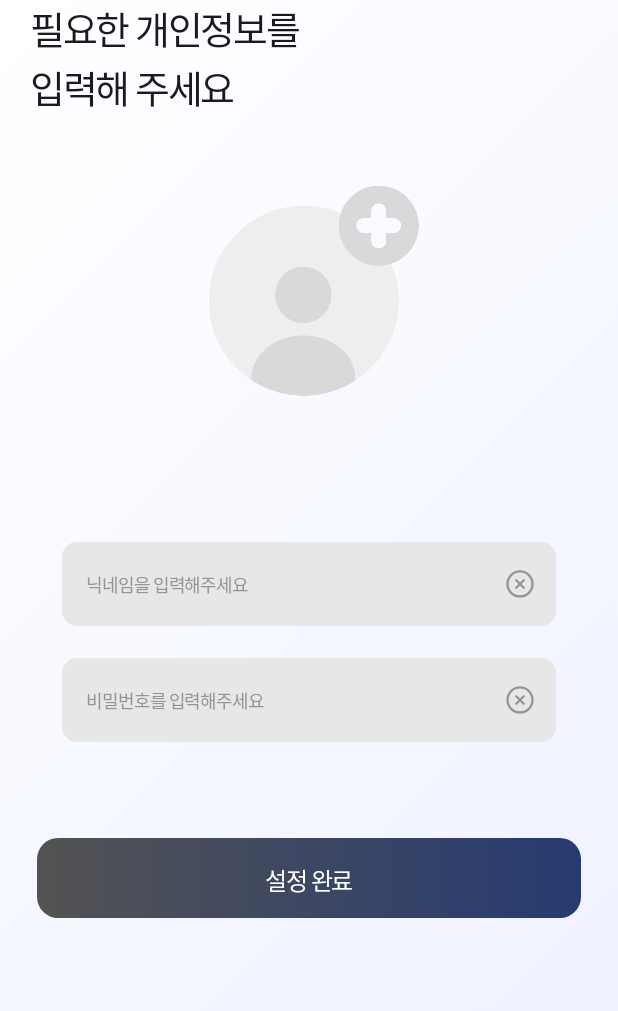
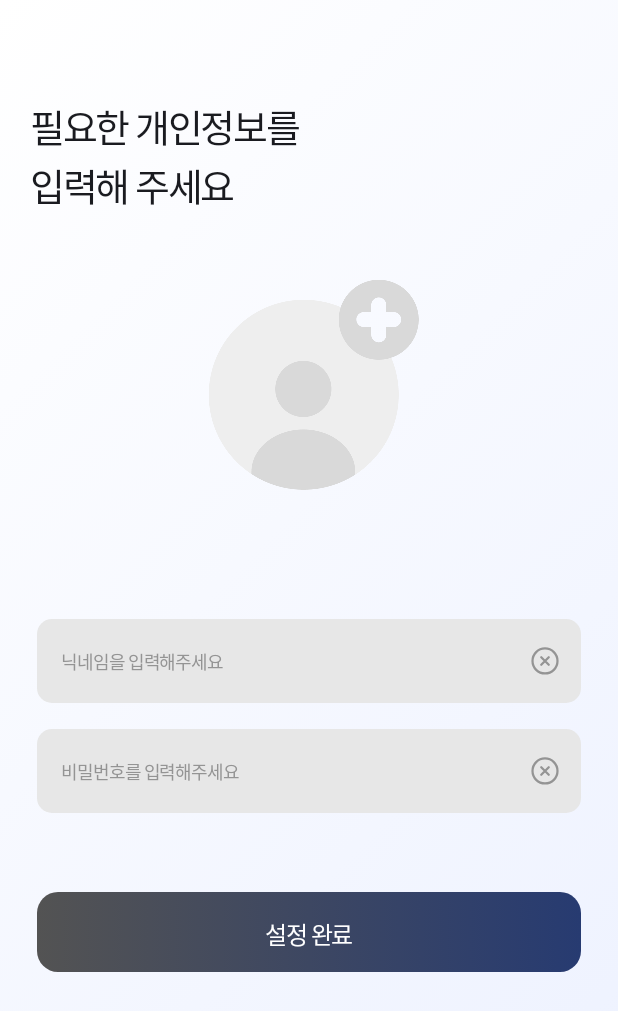
Before and after one commit to wns0865/semenemo, an Android app built with Jetpack Compose: the composable RegisterContent shown on its own in the app's theme, on a phone screen of 412 x 824 dp. Shown: the top 1011 px of the screen. Run offline under Robolectric (Android 15) with nearby library versions, the phone set to English and light mode, and no system bars; our stand-ins replace Dagger/Hilt's generated code; Roboto replaces fonts that are not available here.

Commit message:
feat(#S11P21D109-244): RegisterScreen registerViewModel 추가

```diff
--- a/android/presentation/src/main/java/com/semonemo/presentation/screen/login/RegisterScreen.kt
+++ b/android/presentation/src/main/java/com/semonemo/presentation/screen/register/RegisterScreen.kt
@@ -1,4 +1,4 @@
-package com.semonemo.presentation.screen.login
+package com.semonemo.presentation.screen.register
 
 import androidx.compose.foundation.Image
 import androidx.compose.foundation.background
@@ -18,13 +18,14 @@ import androidx.compose.ui.res.stringResource
 import androidx.compose.ui.tooling.preview.Preview
 import androidx.compose.ui.unit.dp
 import androidx.compose.ui.unit.sp
+import androidx.hilt.navigation.compose.hiltViewModel
 import com.semonemo.presentation.R
 import com.semonemo.presentation.component.BoldTextWithKeywords
 import com.semonemo.presentation.component.CustomTextField
 import com.semonemo.presentation.component.LongBlackButton
+import com.semonemo.presentation.theme.Main01
 import com.semonemo.presentation.theme.SemonemoTheme
 import com.semonemo.presentation.theme.Typography
-import com.semonemo.presentation.theme.Main01
 import com.semonemo.presentation.util.addFocusCleaner
 
 @Composable
@@ -45,6 +46,7 @@ fun RegisterContent(
     modifier: Modifier,
     popUpBackStack: () -> Unit,
     navigateToMain: () -> Unit,
+    registerViewModel: RegisterViewModel = hiltViewModel(),
 ) {
     RegisterScreen(
         modifier = modifier,
@@ -64,6 +66,7 @@ fun RegisterScreen(
         modifier =
             modifier
                 .background(brush = Main01)
+                .padding(top = 65.dp)
                 .addFocusCleaner(focusManager),
         horizontalAlignment = Alignment.CenterHorizontally,
     ) {
@@ -96,7 +99,7 @@ fun RegisterScreen(
         }
         Spacer(modifier = Modifier.weight(0.3f))
         CustomTextField(
-            modifier = Modifier.fillMaxWidth(0.8f),
+            modifier = Modifier.fillMaxWidth(0.88f),
             focusManager = focusManager,
             errorMessage = "",
             nickName = "",
@@ -106,7 +109,7 @@ fun RegisterScreen(
         )
         Spacer(modifier = Modifier.weight(0.1f))
         CustomTextField(
-            modifier = Modifier.fillMaxWidth(0.8f),
+            modifier = Modifier.fillMaxWidth(0.88f),
             focusManager = focusManager,
             errorMessage = "",
             nickName = "",
```
